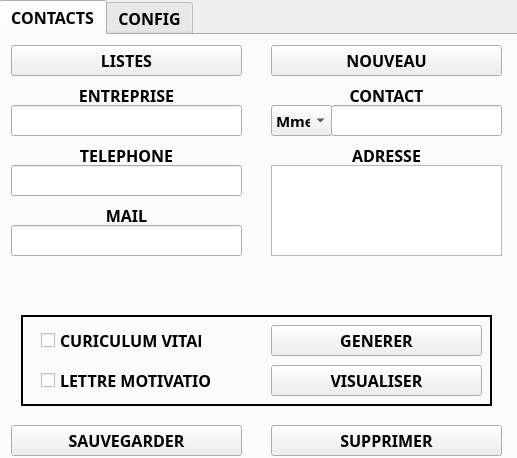
Above: ui/uiMainWindow.ui from LavLab/Python_EncyclopedieEntreprises before the change. Below: the same form after it.
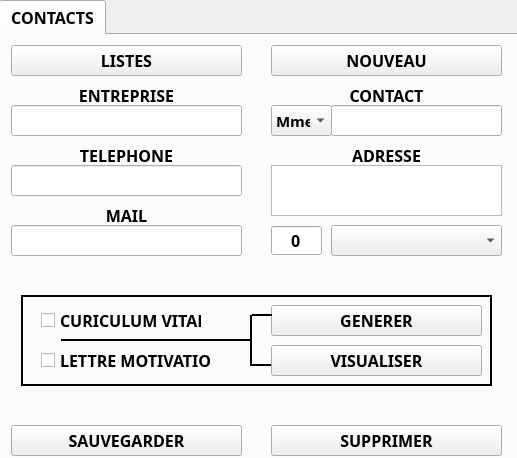
That is the form after the change.

Patch:
```diff
--- a/ui/uiMainWindow.ui
+++ b/ui/uiMainWindow.ui
@@ -215,9 +215,12 @@
         <x>270</x>
         <y>130</y>
         <width>231</width>
-        <height>91</height>
+        <height>51</height>
        </rect>
       </property>
+      <property name="plainText">
+       <string/>
+      </property>
      </widget>
      <widget class="QPushButton" name="contacts_btn_save">
       <property name="geometry">
@@ -300,7 +303,7 @@
       <property name="geometry">
        <rect>
         <x>20</x>
-        <y>280</y>
+        <y>260</y>
         <width>471</width>
         <height>91</height>
        </rect>
@@ -366,6 +369,127 @@
         <string>VISUALISER</string>
        </property>
       </widget>
+      <widget class="Line" name="line_3">
+       <property name="geometry">
+        <rect>
+         <x>40</x>
+         <y>30</y>
+         <width>191</width>
+         <height>31</height>
+        </rect>
+       </property>
+       <property name="frameShadow">
+        <enum>QFrame::Plain</enum>
+       </property>
+       <property name="lineWidth">
+        <number>2</number>
+       </property>
+       <property name="orientation">
+        <enum>Qt::Horizontal</enum>
+       </property>
+      </widget>
+      <widget class="Line" name="line_4">
+       <property name="geometry">
+        <rect>
+         <x>231</x>
+         <y>10</y>
+         <width>20</width>
+         <height>21</height>
+        </rect>
+       </property>
+       <property name="frameShadow">
+        <enum>QFrame::Plain</enum>
+       </property>
+       <property name="lineWidth">
+        <number>2</number>
+       </property>
+       <property name="orientation">
+        <enum>Qt::Horizontal</enum>
+       </property>
+      </widget>
+      <widget class="Line" name="line_5">
+       <property name="geometry">
+        <rect>
+         <x>230</x>
+         <y>60</y>
+         <width>20</width>
+         <height>21</height>
+        </rect>
+       </property>
+       <property name="frameShadow">
+        <enum>QFrame::Plain</enum>
+       </property>
+       <property name="lineWidth">
+        <number>2</number>
+       </property>
+       <property name="orientation">
+        <enum>Qt::Horizontal</enum>
+       </property>
+      </widget>
+      <widget class="Line" name="line_6">
+       <property name="geometry">
+        <rect>
+         <x>220</x>
+         <y>20</y>
+         <width>20</width>
+         <height>51</height>
+        </rect>
+       </property>
+       <property name="frameShadow">
+        <enum>QFrame::Plain</enum>
+       </property>
+       <property name="lineWidth">
+        <number>2</number>
+       </property>
+       <property name="orientation">
+        <enum>Qt::Vertical</enum>
+       </property>
+      </widget>
+     </widget>
+     <widget class="QSpinBox" name="contacts_input_codepostal">
+      <property name="geometry">
+       <rect>
+        <x>270</x>
+        <y>190</y>
+        <width>51</width>
+        <height>31</height>
+       </rect>
+      </property>
+      <property name="alignment">
+       <set>Qt::AlignCenter</set>
+      </property>
+      <property name="buttonSymbols">
+       <enum>QAbstractSpinBox::NoButtons</enum>
+      </property>
+      <property name="maximum">
+       <number>99999</number>
+      </property>
+      <property name="value">
+       <number>0</number>
+      </property>
+     </widget>
+     <widget class="QComboBox" name="contacts_combobox_ville">
+      <property name="geometry">
+       <rect>
+        <x>330</x>
+        <y>190</y>
+        <width>171</width>
+        <height>31</height>
+       </rect>
+      </property>
+      <property name="font">
+       <font>
+        <pointsize>10</pointsize>
+        <weight>50</weight>
+        <bold>false</bold>
+       </font>
+      </property>
+      <property name="editable">
+       <bool>false</bool>
+      </property>
+      <property name="sizeAdjustPolicy">
+       <enum>QComboBox::AdjustToMinimumContentsLength</enum>
+      </property>
      </widget>
      <zorder>frame</zorder>
      <zorder>contacts_input_entreprise</zorder>
@@ -383,11 +507,8 @@
      <zorder>contacts_btn_listes</zorder>
      <zorder>contacts_btn_nouveau</zorder>
      <zorder>contacts_btn_supprimer</zorder>
-    </widget>
-    <widget class="QWidget" name="tab_config">
-     <attribute name="title">
-      <string>CONFIG</string>
-     </attribute>
+     <zorder>contacts_input_codepostal</zorder>
+     <zorder>contacts_combobox_ville</zorder>
     </widget>
    </widget>
   </widget>
```
